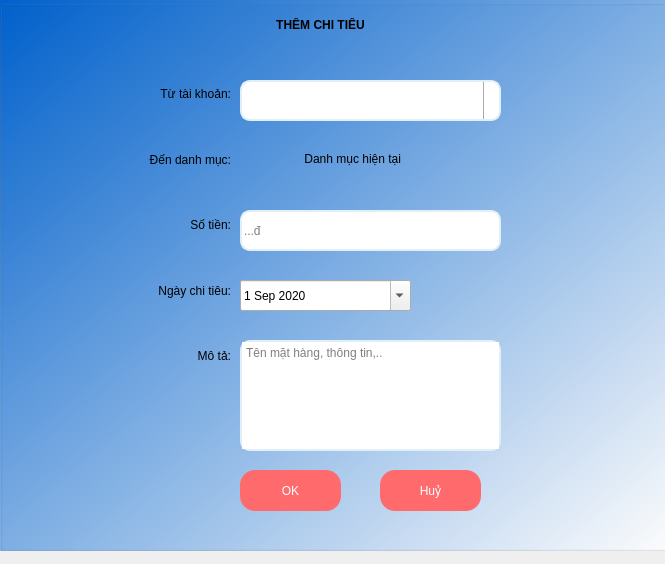
First picture: the form in QuanLyChiTieu/chitieu.ui, repository derektruong/ExpenseManagement, before the edit.
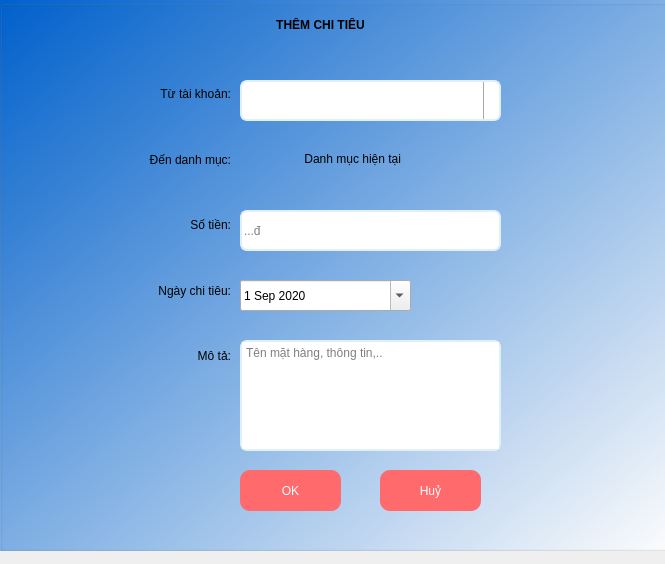
Second picture: the form after the edit. Icons and pictures are not drawn.

Diff of the .ui file:
```diff
--- a/QuanLyChiTieu/chitieu.ui
+++ b/QuanLyChiTieu/chitieu.ui
@@ -101,7 +101,7 @@
     <string notr="true">font: 16pt &quot;Segoe UI&quot;;
 background-color: rgb(255, 255, 255);
 
-border-radius: 10px;
+border-radius: 7px;
 border: 2px solid #e1eff6;</string>
    </property>
    <property name="placeholderText">
@@ -118,7 +118,7 @@
     </rect>
    </property>
    <property name="styleSheet">
-    <string notr="true">border-radius: 10px;
+    <string notr="true">border-radius: 7px;
 border: 2px solid #e1eff6;
 color: rgb(0, 0, 0);
 background-color: rgb(255, 255, 255);
@@ -173,7 +173,7 @@
    </property>
    <property name="styleSheet">
     <string notr="true">font: 14pt &quot;Segoe UI&quot;;
-border-radius: 10px;
+border-radius: 7px;
 border: 2px solid #e1eff6;</string>
    </property>
    <property name="placeholderText">
@@ -287,7 +287,7 @@
      </rect>
     </property>
     <property name="styleSheet">
-     <string notr="true">border-radius: 15px;
+     <string notr="true">border-radius: 10px;
 color: rgb(255, 255, 255);
 background-color: rgb(255, 106, 108);
 font: 75 15pt &quot;MS Shell Dlg 2&quot;;</string>
@@ -306,7 +306,7 @@
      </rect>
     </property>
     <property name="styleSheet">
-     <string notr="true">border-radius: 15px;
+     <string notr="true">border-radius: 10px;
 color: rgb(255, 255, 255);
 background-color: rgb(255, 106, 108);
 font: 75 15pt &quot;MS Shell Dlg 2&quot;;</string>
```
